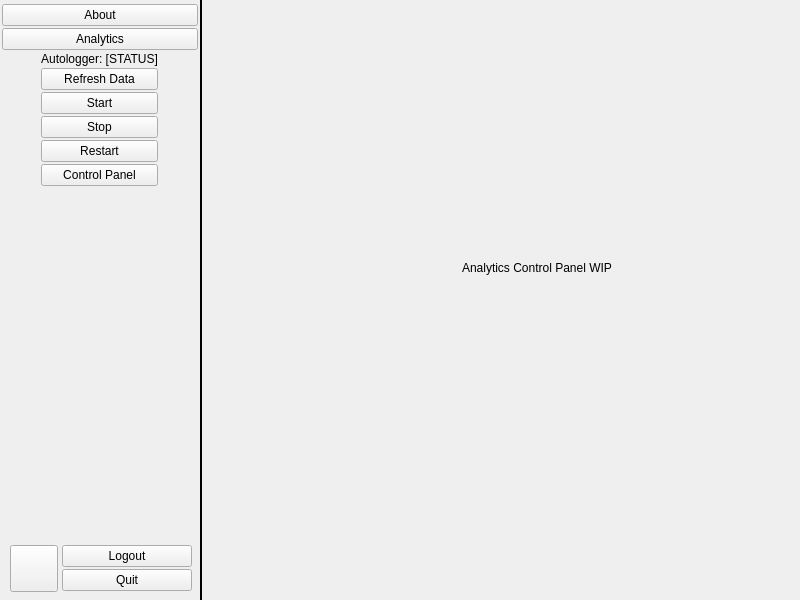
Before: the Qt Designer form gui/views/appmain.ui in SageSight3/VRChatGroupAssistant, drawn with Qt 5.
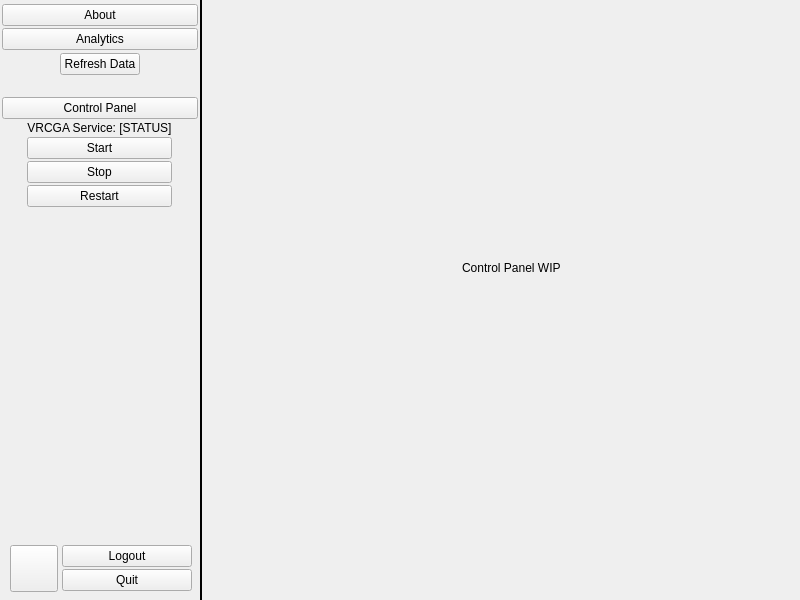
After: the same form once the commit is applied. The open tabs and pages were chosen to show the change. Icons and pictures are not drawn.

Commit message: finished initial implementation of main app widget in gui, password field in login will now hide user input, made quitdialog for when a close event is activated for the gui's main widget, reorganized nav in main app widget, renamed autologger to VRCGA Service in frontend, updated Tasks, Features, and README

The edit to the form file:
```diff
--- a/gui/views/appmain.ui
+++ b/gui/views/appmain.ui
@@ -101,7 +101,74 @@
         </widget>
        </item>
        <item>
-        <widget class="QWidget" name="analyticsSubPanel" native="true">
+        <widget class="QWidget" name="refreshDataButtonWidget" native="true">
+         <layout class="QHBoxLayout" name="refreshDataButtonLayout">
+          <property name="spacing">
+           <number>0</number>
+          </property>
+          <property name="leftMargin">
+           <number>0</number>
+          </property>
+          <property name="topMargin">
+           <number>1</number>
+          </property>
+          <property name="rightMargin">
+           <number>0</number>
+          </property>
+          <property name="bottomMargin">
+           <number>20</number>
+          </property>
+          <item>
+           <spacer name="horizontalSpacer_3">
+            <property name="orientation">
+             <enum>Qt::Horizontal</enum>
+            </property>
+            <property name="sizeHint" stdset="0">
+             <size>
+              <width>40</width>
+              <height>20</height>
+             </size>
+            </property>
+           </spacer>
+          </item>
+          <item>
+           <widget class="QPushButton" name="refreshDataButton">
+            <property name="text">
+             <string>Refresh Data</string>
+            </property>
+           </widget>
+          </item>
+          <item>
+           <spacer name="horizontalSpacer_4">
+            <property name="orientation">
+             <enum>Qt::Horizontal</enum>
+            </property>
+            <property name="sizeHint" stdset="0">
+             <size>
+              <width>40</width>
+              <height>20</height>
+             </size>
+            </property>
+           </spacer>
+          </item>
+         </layout>
+        </widget>
+       </item>
+       <item>
+        <widget class="QPushButton" name="controlPanelButton">
+         <property name="text">
+          <string>Control Panel</string>
+         </property>
+         <property name="checkable">
+          <bool>true</bool>
+         </property>
+         <attribute name="buttonGroup">
+          <string notr="true">appPageNavButtons</string>
+         </attribute>
+        </widget>
+       </item>
+       <item>
+        <widget class="QWidget" name="vrcgaServiceSubPanel" native="true">
          <layout class="QHBoxLayout" name="analyticsSubPanelLayout">
           <property name="leftMargin">
            <number>9</number>
@@ -133,7 +200,7 @@
             <item>
              <widget class="QLabel" name="autologgerStatus">
               <property name="text">
-               <string>Autologger: [STATUS]</string>
+               <string>VRCGA Service: [STATUS]</string>
               </property>
               <property name="alignment">
                <set>Qt::AlignCenter</set>
@@ -141,14 +208,7 @@
              </widget>
             </item>
             <item>
-             <widget class="QPushButton" name="refreshDataButton">
-              <property name="text">
-               <string>Refresh Data</string>
-              </property>
-             </widget>
-            </item>
-            <item>
-             <widget class="QPushButton" name="startAutologgerButton">
+             <widget class="QPushButton" name="startVRCGAServiceButton">
               <property name="text">
                <string>Start</string>
               </property>
@@ -168,19 +228,6 @@
               </property>
              </widget>
             </item>
-            <item>
-             <widget class="QPushButton" name="autologgerControlPanelButton">
-              <property name="text">
-               <string>Control Panel</string>
-              </property>
-              <property name="checkable">
-               <bool>true</bool>
-              </property>
-              <attribute name="buttonGroup">
-               <string notr="true">appPageNavButtons</string>
-              </attribute>
-             </widget>
-            </item>
            </layout>
           </item>
           <item>
@@ -325,7 +372,7 @@
          </rect>
         </property>
         <property name="text">
-         <string>Analytics Control Panel WIP</string>
+         <string>Control Panel WIP</string>
         </property>
        </widget>
       </widget>
```
Left out of the diff: 14 changed lines with no effect on the pictures. The commit also changes 17 other files.
